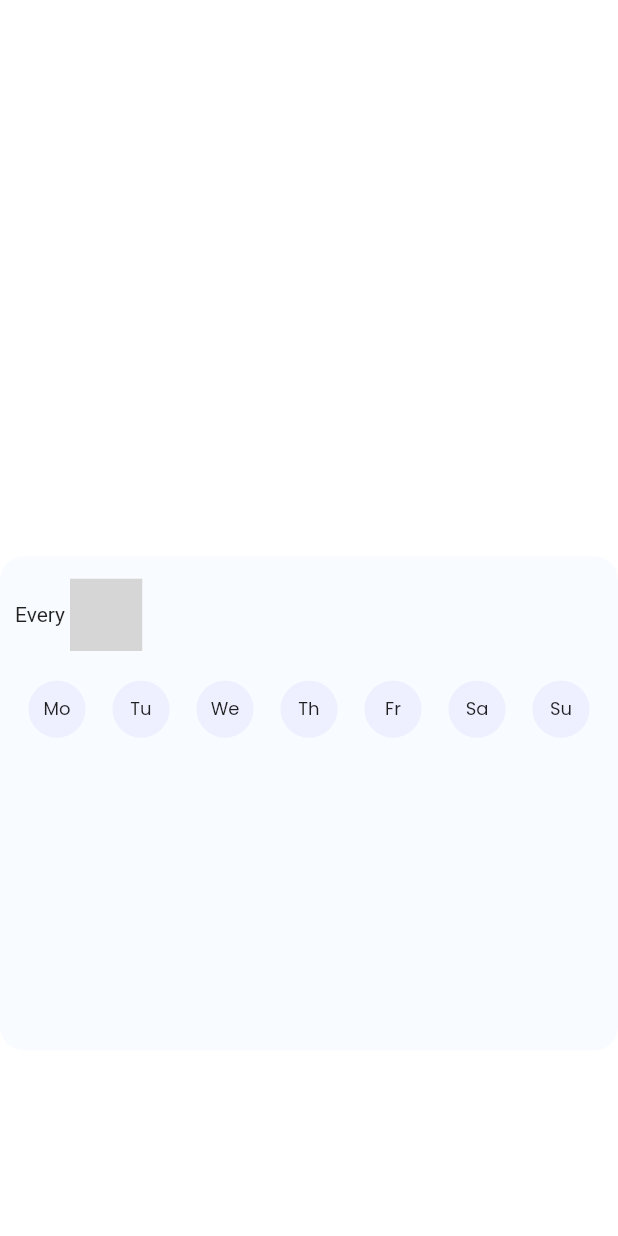
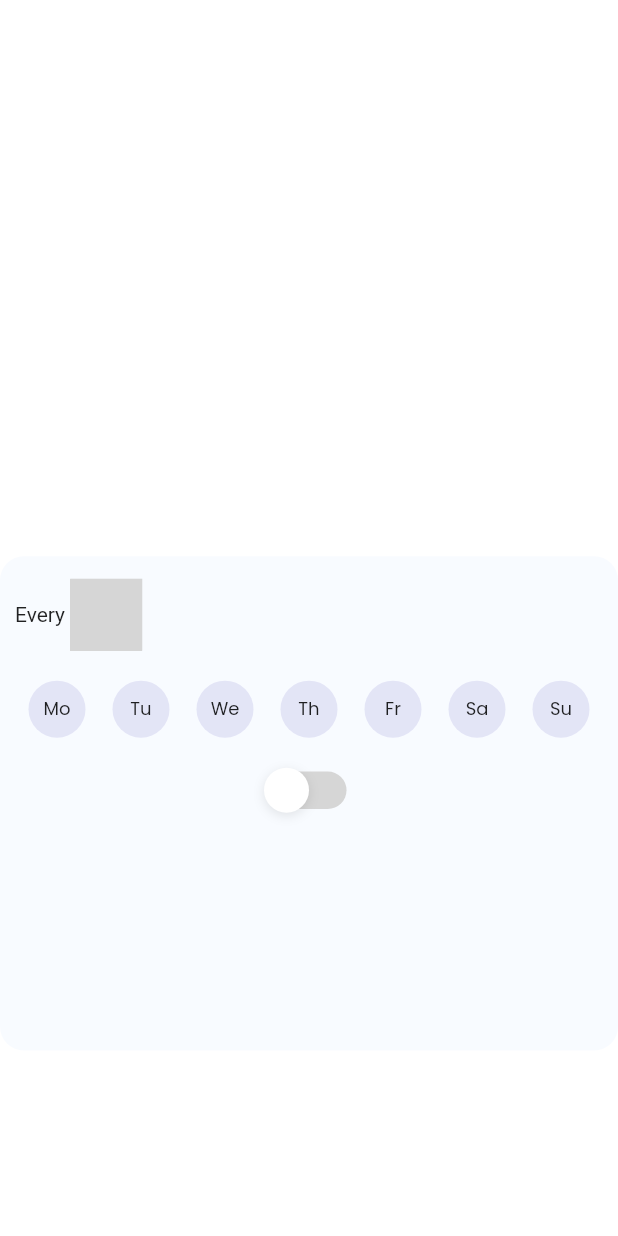
Before and after one commit to veropov/Train, a Flutter app: the ChangeTarget screen opened directly, on a phone screen of 412 x 824 dp. Run offline on Flutter 3.47's test engine with Material 2 defaults, Android fonts, the phone set to English and light mode, and no system bars; our stand-ins replace carousel_slider, fl_chart, flutter_svg, lite_rolling_switch, percent_indicator; grey boxes are pictures that could not be loaded.

Commit message:
add switch Button (1st vers) in const

```diff
--- a/lib/constant.dart
+++ b/lib/constant.dart
@@ -1,3 +1,6 @@
+import 'dart:collection';
+
+import 'package:fl_chart/fl_chart.dart';
 import 'package:flutter/material.dart';
 import 'package:flutter_svg/svg.dart';
 
@@ -44,6 +47,9 @@ const kTextMainBranch = TextStyle(fontSize: 10, height: 1.5, fontWeight: FontWei
 
 //Button
 
+
+
+
 const floatButton = ShapeDecoration(
   shape: StadiumBorder(),
   gradient: LinearGradient(
@@ -57,3 +63,129 @@ DropdownMenuItem<String> buidMenuItem(String item) => DropdownMenuItem(
   value: item,
   child: Text(item, style: kTextMain)
 );
+
+
+
+
+
+class SwitchButton extends StatefulWidget {
+  const SwitchButton({Key? key}) : super(key: key);
+
+  @override
+  State<SwitchButton> createState() => _SwitchButtonState();
+}
+
+class _SwitchButtonState extends State<SwitchButton> {
+
+  bool SwitchBut = false;
+
+  @override
+  Widget build(BuildContext context) {
+    final widthScreen = MediaQuery.of(context).size.width;
+
+    return Container(
+      width: 60,
+      height: 40,
+      child: Stack(
+        alignment: Alignment.center,
+        children: [
+          Container(
+            width: 50,
+            height: 25,
+            decoration: BoxDecoration(
+              color: Color.fromARGB(255, 214, 214, 214),
+              borderRadius: BorderRadius.circular(100)
+            ),
+          ),
+          Row(
+            mainAxisAlignment: MainAxisAlignment.spaceBetween,
+            children: [
+              SwitchBut ? Transform.translate(offset: Offset(25, 0),
+                child: Container(
+                  alignment: Alignment.centerLeft,
+                  width: 30,
+                  height: 30,
+                  decoration: BoxDecoration(
+                    color: Color.fromARGB(255, 255, 255, 255),
+                    borderRadius: BorderRadius.circular(100),
+                    boxShadow: [
+                      BoxShadow(
+                        color: Color.fromARGB(25, 0, 0, 0),
+                        blurRadius: 6,
+                        offset: Offset(0,2)
+                      )
+                    ]
+                  ),
+                child: SizedBox(
+                  width: 35,
+                  height: 35,
+                  child: ElevatedButton(
+                    child: Text(''),
+                    onPressed: () {
+                      setState(() {
+                        SwitchBut = !SwitchBut;
+                      });
+                    },
+                    style: ButtonStyle(
+                      overlayColor: getColor(Color.fromARGB(30, 0, 0, 0), Color.fromARGB(30, 0, 0, 0)),
+                      animationDuration: Duration(milliseconds: 200),
+                      splashFactory: InkSplash.splashFactory,
+                      alignment: Alignment.centerLeft,
+                    )
+                  ),
+                ),
+              ),
+              ) : Transform.translate(offset: Offset(0, 0), child:
+              Container(
+                  alignment: Alignment.centerLeft,
+                  width: 30,
+                  height: 30,
+                  decoration: BoxDecoration(
+                    color: Color.fromARGB(255, 255, 255, 255),
+                    borderRadius: BorderRadius.circular(100),
+                    boxShadow: [
+                      BoxShadow(
+                        color: Color.fromARGB(25, 0, 0, 0),
+                        blurRadius: 6,
+                        offset: Offset(0,2)
+                      )
+                    ]
+                  ),
+                child: SizedBox(
+                  width: 35,
+                  height: 35,
+                  child: ElevatedButton(
+                    child: Text(''),
+                    onPressed: () {
+                      setState(() {
+                        SwitchBut = !SwitchBut;
+                      });
+                    },
+                    style: ButtonStyle(
+                      overlayColor: getColor(Color.fromARGB(143, 17, 0, 255), Color.fromARGB(30, 0, 0, 0)),
+                      animationDuration: Duration(milliseconds: 200),
+                      splashFactory: InkSplash.splashFactory,
+                      alignment: Alignment.centerLeft,
+                    )
+                  ),
+                ),
+              ),
+            )
+          ])
+        ],
+      )
+    );
+  }
+}
+
+MaterialStateProperty<Color> getColor(Color color, Color colorPressed) {
+  final getColor = (Set<MaterialState> states) {
+    if (states.contains(MaterialState.pressed)) {
+      return colorPressed;
+    } else {
+      return color;
+      }
+  };
+
+  return MaterialStateProperty.resolveWith(getColor);
+}
--- a/lib/main.dart
+++ b/lib/main.dart
@@ -19,7 +19,19 @@ class fitnestX extends StatelessWidget {
     return MaterialApp(
       debugShowCheckedModeBanner: false,
       title: 'FitnestX',
-      theme: ThemeData(),
+      theme: ThemeData(
+        elevatedButtonTheme: ElevatedButtonThemeData(
+          style: ElevatedButton.styleFrom(
+            elevation: 2,
+            shape: StadiumBorder(),
+            minimumSize: Size.square(30),
+            primary: Colors.transparent,
+            onPrimary: Colors.transparent,
+            shadowColor: Color.fromARGB(0, 0, 0, 0),
+            padding: EdgeInsets.all(10),
+          )
+        )
+      ),
         home: BoardFirstPage(),
     );
   }
--- a/lib/pages/DashBoard/Activity traker/ChangeTarget.dart
+++ b/lib/pages/DashBoard/Activity traker/ChangeTarget.dart
@@ -3,6 +3,7 @@ import 'package:aga/constant.dart';
 import 'package:aga/transition.dart';
 import 'package:flutter_svg/flutter_svg.dart';
 import 'package:aga/navBar.dart';
+import 'package:lite_rolling_switch/lite_rolling_switch.dart';
 
 class ChangeTarget extends StatefulWidget {
   const ChangeTarget({Key? key}) : super(key: key);
@@ -93,14 +94,15 @@ class _ChangeTargetState extends State<ChangeTarget> {
                             height: 38,
                             decoration: ShapeDecoration(
                               shape: StadiumBorder(),
-                              color: _targetBool[i] ? Color.fromARGB(155, 185, 201, 255) : Color.fromARGB(155, 231, 231, 255)
+                              color: _targetBool[i] ? Color.fromARGB(155, 163, 169, 255) : Color.fromARGB(155, 214, 214, 241)
                             ),
                               child: Text(targets[i], style: TextStyle(fontSize: 12, height: 1.5, fontWeight: FontWeight.w400, fontFamily: "Poppins"))
                           )
                         )
                       ],
                     ),
-                    SizedBox(height: 15)
+                    SizedBox(height: 15),
+                    SwitchButton()
                 ],),
               )
             )
--- a/pubspec.yaml
+++ b/pubspec.yaml
@@ -39,6 +39,7 @@ dependencies:
   carousel_slider: ^4.1.1
   percent_indicator: ^4.0.1
   fl_chart: ^0.55.2
+  lite_rolling_switch: ^1.0.0
 
 dev_dependencies:
   flutter_test:
```
Also changed, not shown: pubspec.lock.
